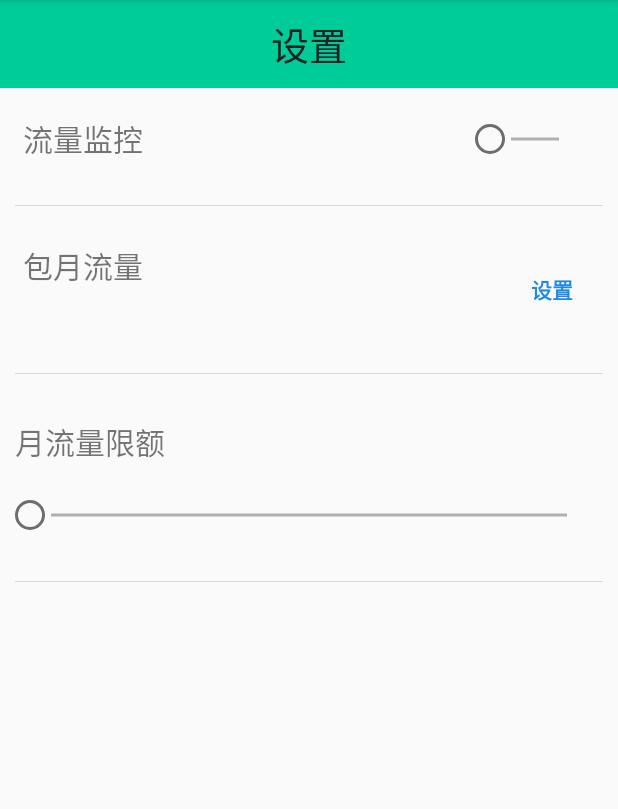
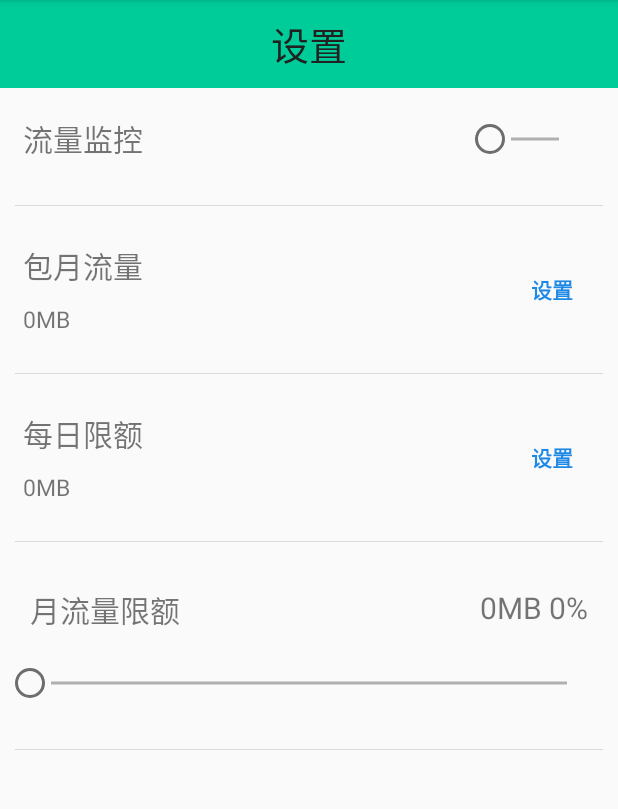
Before and after one commit to yunxiyinzhe/NetworkTrafficMonitor, an Android app: the TrafficSettingActivity screen opened directly, with no data from a screen before it, on a phone screen of 412 x 824 dp, the part 84-893 px from its top. Run offline under Robolectric (Android 15) with nearby library versions, the phone set to English and light mode, and no system bars; libraries missing offline, so code that uses them is left out: com.afollestad.materialdialogs, com.nineoldandroids.animation, com.nineoldandroids.view; 11 statements that could not run were skipped.

Commit message:
more and more functions are ready

```diff
--- a/app/src/main/java/com/dylangao/networktrafficmonitor/database/ConfigDataUtils.java
+++ b/app/src/main/java/com/dylangao/networktrafficmonitor/database/ConfigDataUtils.java
@@ -81,6 +81,20 @@ public class ConfigDataUtils {
         return result.equals("") ? "0" : result;
     }
 
+    public static void setMonthlyPlanLimitPercent(int percent, ContentResolver cr) {
+        String value = String.valueOf(percent);
+        setNetworkTrafficConfig(
+                NETWORK_TRAFFIC_MONTHLY_PLAN_LIMIT_PERCENT, value,
+                NETWORK_TRAFFIC_MONTHLY_PLAN_LIMIT_PERCENT_ID, cr);
+    }
+
+    public static String getMonthlyPlanLimitPercent(ContentResolver cr) {
+        String result = getNetworkTrafficConfig(
+                NETWORK_TRAFFIC_MONTHLY_PLAN_LIMIT_PERCENT,
+                NETWORK_TRAFFIC_MONTHLY_PLAN_LIMIT_PERCENT_ID, cr);
+        return result.equals("") ? "0" : result;
+    }
+
     public static String getDateOfToday() {
         long currTime = System.currentTimeMillis();
         Calendar calendar = Calendar.getInstance();
--- a/app/src/main/java/com/dylangao/networktrafficmonitor/database/DataBaseConstants.java
+++ b/app/src/main/java/com/dylangao/networktrafficmonitor/database/DataBaseConstants.java
@@ -23,6 +23,7 @@ public class DataBaseConstants {
     public static final String NETWORK_TRAFFIC_LAST_RECORD_TIME = "last_record_time";
     public static final String NETWORK_TRAFFIC_LIMIT_BYTES_FOR_DAY = "limit_bytes_for_day";
     public static final String NETWORK_TRAFFIC_MONTHLY_PLAN_MBYTES = "monthly_plan_Mbytes";
+    public static final String NETWORK_TRAFFIC_MONTHLY_PLAN_LIMIT_PERCENT = "monthly_plan_limit_percent";
 
     public static final String CREATE_NETWORK_TRAFFIC_FOR_DAY_TABLE = "CREATE TABLE IF NOT EXISTS "
             + NETWORK_TRAFFIC_FOR_DAY_TABLE_NAME
@@ -86,5 +87,5 @@ public class DataBaseConstants {
     public static final int NETWORK_TRAFFIC_LAST_RECORD_TIME_ID = 1;
     public static final int NETWORK_TRAFFIC_LIMIT_BYTES_FOR_DAY_ID = 2;
     public static final int NETWORK_TRAFFIC_MONTHLY_PLAN_MBYTES_ID = 3;
-
+    public static final int NETWORK_TRAFFIC_MONTHLY_PLAN_LIMIT_PERCENT_ID = 4;
 }
--- a/app/src/main/java/com/dylangao/networktrafficmonitor/ui/TrafficSettingActivity.java
+++ b/app/src/main/java/com/dylangao/networktrafficmonitor/ui/TrafficSettingActivity.java
@@ -5,15 +5,21 @@ import android.os.Bundle;
 import android.support.v4.app.FragmentActivity;
 import android.view.View;
 import android.widget.EditText;
+import android.widget.TextView;
 
 import com.dylangao.networktrafficmonitor.database.ConfigDataUtils;
+import com.gc.materialdesign.views.Slider;
 import com.gc.materialdesign.views.Switch;
 import com.gc.materialdesign.views.ButtonFlat;
 import com.afollestad.materialdialogs.MaterialDialog;
 import com.dylangao.networktrafficmonitor.R;
 
 public class TrafficSettingActivity extends FragmentActivity {
-    ContentResolver cr;
+    private  ContentResolver cr;
+    private TextView monthPlanView;
+    private TextView dayPlanView;
+    private Slider percentSlider;
+    private  TextView monthPlanLimitView;
     @Override
     protected void onCreate(Bundle savedInstanceState) {
         super.onCreate(savedInstanceState);
@@ -31,15 +37,48 @@ public class TrafficSettingActivity extends FragmentActivity {
         monthPlanButton.setOnClickListener(new View.OnClickListener() {
             @Override
             public void onClick(View view) {
-                showMonthlyPlanSetDlg();
+                showPlanSetDlg(UIConstants.MONTH_TYPE);
             }
         });
 
+        ButtonFlat dayPlanButton = (ButtonFlat)findViewById(R.id.day_plan_button);
+        dayPlanButton.setOnClickListener(new View.OnClickListener() {
+            @Override
+            public void onClick(View view) {
+                showPlanSetDlg(UIConstants.DAY_TYPE);
+            }
+        });
+        monthPlanView = (TextView)findViewById(R.id.month_plan_mb_view);
+        dayPlanView = (TextView)findViewById(R.id.day_plan_mb_view);
+        monthPlanView.setText(ConfigDataUtils.getMonthlyPlanBytes(cr) + "MB");
+        dayPlanView.setText(ConfigDataUtils.getLimitBytesForDay(cr) + "MB");
+
+        percentSlider = (Slider)findViewById(R.id.month_plan_slider);
+        percentSlider.setOnValueChangedListener(new Slider.OnValueChangedListener(){
+            @Override
+            public void onValueChanged(int value) {
+                ConfigDataUtils.setMonthlyPlanLimitPercent(value, cr);
+                monthPlanLimitView.setText(Integer.valueOf(ConfigDataUtils.getMonthlyPlanBytes(cr)) *
+                        value / 100 + "MB" + " " + value + "%");
+            }
+        });
+
+        if(ConfigDataUtils.getMonthlyPlanBytes(cr).equals("0")) {
+            percentSlider.setActivated(false);
+        } else {
+            percentSlider.setValue(Integer.valueOf(ConfigDataUtils.getMonthlyPlanLimitPercent(cr)));
+        }
+
+        monthPlanLimitView = (TextView)findViewById(R.id.month_plan_limit_mb);
+        monthPlanLimitView.setText(Integer.valueOf(ConfigDataUtils.getMonthlyPlanBytes(cr)) *
+                (Integer.valueOf(ConfigDataUtils.getMonthlyPlanLimitPercent(cr))) / 100 +
+                "MB" + " " + ConfigDataUtils.getMonthlyPlanLimitPercent(cr) + "%");
+
     }
-    private void showMonthlyPlanSetDlg() {
+    private void showPlanSetDlg(final int type) {
         MaterialDialog dialog = new MaterialDialog.Builder(this)
-                .title(R.string.monthly_plan_setting_tips)
-                .customView(R.layout.monthly_plan_dialog)
+                .title((type == UIConstants.MONTH_TYPE ? R.string.monthly_plan_setting_tips : R.string.day_plan_setting_tips))
+                .customView(R.layout.plan_input_dialog)
                 .positiveText(android.R.string.ok)
                 .negativeText(android.R.string.cancel)
                 .callback(new MaterialDialog.Callback() {
@@ -48,7 +87,15 @@ public class TrafficSettingActivity extends FragmentActivity {
                         EditText et = (EditText) dialog.findViewById(R.id.bytes_num);
                         if (!et.getText().toString().equals("")) {
                             int num = Integer.valueOf(et.getText().toString());
-                            ConfigDataUtils.setMonthlyPlanMBytes(num, cr);
+                            if (type == UIConstants.MONTH_TYPE) {
+                                ConfigDataUtils.setMonthlyPlanMBytes(num, cr);
+                                monthPlanView.setText(num + "MB");
+                                monthPlanLimitView.setText(num * (Integer.valueOf(ConfigDataUtils.getMonthlyPlanLimitPercent(cr))) / 100 +
+                                        "MB" + " " + ConfigDataUtils.getMonthlyPlanLimitPercent(cr) + "%");
+                            } else {
+                                ConfigDataUtils.setLimitBytesForDay(num, cr);
+                                dayPlanView.setText(num + "MB");
+                            }
                         }
                     }
 
--- a/app/src/main/res/layout/traffic_setting_layout.xml
+++ b/app/src/main/res/layout/traffic_setting_layout.xml
@@ -94,7 +94,6 @@
                     android:textSize="15sp"
                     android:layout_marginTop="10sp"
                     android:id="@+id/month_plan_mb_view"
-
                     android:layout_marginLeft="15sp" />
 
             </LinearLayout>
@@ -113,7 +112,53 @@
             android:layout_height="1px"
             android:background="@color/dividers"
             android:layout_margin="10dp"/>
+        <RelativeLayout
+            android:orientation="horizontal"
+            android:layout_width="match_parent"
+            android:layout_height="wrap_content"
+            android:layout_gravity="center_horizontal"
+            android:layout_marginTop="10sp"
+            android:layout_marginBottom="10sp"  >
 
+            <LinearLayout
+                android:orientation="vertical"
+                android:layout_width="match_parent"
+                android:layout_height="wrap_content"
+                android:layout_gravity="center_horizontal"
+                android:layout_alignParentStart="true"
+                android:layout_alignParentLeft="true"
+                android:layout_centerVertical="true"
+                android:layout_marginTop="10sp">
+                <TextView
+                    android:layout_width="wrap_content"
+                    android:layout_height="wrap_content"
+                    android:text="@string/day_plan_text"
+                    android:textSize="20sp"
+                    android:layout_marginLeft="15sp" />
+                <TextView
+                    android:layout_width="wrap_content"
+                    android:layout_height="wrap_content"
+                    android:textSize="15sp"
+                    android:layout_marginTop="10sp"
+                    android:id="@+id/day_plan_mb_view"
+                    android:layout_marginLeft="15sp" />
+
+            </LinearLayout>
+            <com.gc.materialdesign.views.ButtonFlat
+                android:layout_width="wrap_content"
+                android:layout_height="wrap_content"
+                android:layout_alignParentEnd="true"
+                android:layout_alignParentRight="true"
+                android:layout_centerVertical="true"
+                android:text="设置"
+                android:id="@+id/day_plan_button" />
+        </RelativeLayout>
+
+        <View
+            android:layout_width="match_parent"
+            android:layout_height="1px"
+            android:background="@color/dividers"
+            android:layout_margin="10dp"/>
         <LinearLayout
             android:orientation="vertical"
             android:layout_width="match_parent"
@@ -130,7 +175,9 @@
                 android:layout_height="wrap_content"
                 android:layout_gravity="center_horizontal"
                 android:layout_marginTop="10sp"
-                android:layout_marginBottom="10sp">
+                android:layout_marginBottom="10sp"
+                android:layout_marginLeft="10sp"
+                android:layout_marginRight="10sp">
                 <TextView
                     android:layout_width="wrap_content"
                     android:layout_height="wrap_content"
@@ -148,14 +195,13 @@
                     android:layout_alignParentRight="true" />
             </RelativeLayout>
             <com.gc.materialdesign.views.Slider
-                android:id="@+id/month_plan_seekbar"
+                android:id="@+id/month_plan_slider"
                 android:layout_width="fill_parent"
                 android:layout_height="wrap_content"
                 android:layout_centerInParent="true"
                 android:background="#1E88E5"
-                materialdesign:max="50"
-                materialdesign:min="0"
-                materialdesign:showNumberIndicator="true" />
+                materialdesign:max="100"
+                materialdesign:min="0"/>
         </LinearLayout>
         <View
             android:layout_width="match_parent"
--- a/app/src/main/res/values/strings.xml
+++ b/app/src/main/res/values/strings.xml
@@ -6,10 +6,12 @@
     <string name="setting_title">设置</string>
     <string name="traffic_monitor_text">流量监控</string>
     <string name="month_plan_text">包月流量</string>
+    <string name="day_plan_text">每日限额</string>
     <string name="month_plan_limit_text">月流量限额</string>
     <string name="app_detail_title">应用流量信息</string>
     <string name="app_detail_tips">显示开机以来应用流量信息</string>
     <string name="loading">正在加载中</string>
     <string name="monthly_plan_setting_title">包月流量</string>
-    <string name="monthly_plan_setting_tips">包月流量未设置，请去设置输入包月流量</string>
+    <string name="monthly_plan_setting_tips">请设置包月流量</string>
+    <string name="day_plan_setting_tips">请设置每日限额</string>
 </resources>
```
Also changed, not shown: app/src/main/java/com/dylangao/networktrafficmonitor/ui/TrafficDetailFragment.java (+54 -34 lines), app/src/main/res/layout/plan_input_dialog.xml (renamed from app/src/main/res/layout/monthly_plan_dialog.xml, +0 -7 lines), app/src/main/res/layout/traffic_detail_tab_layout.xml (+2 -10 lines), 5 other files.
